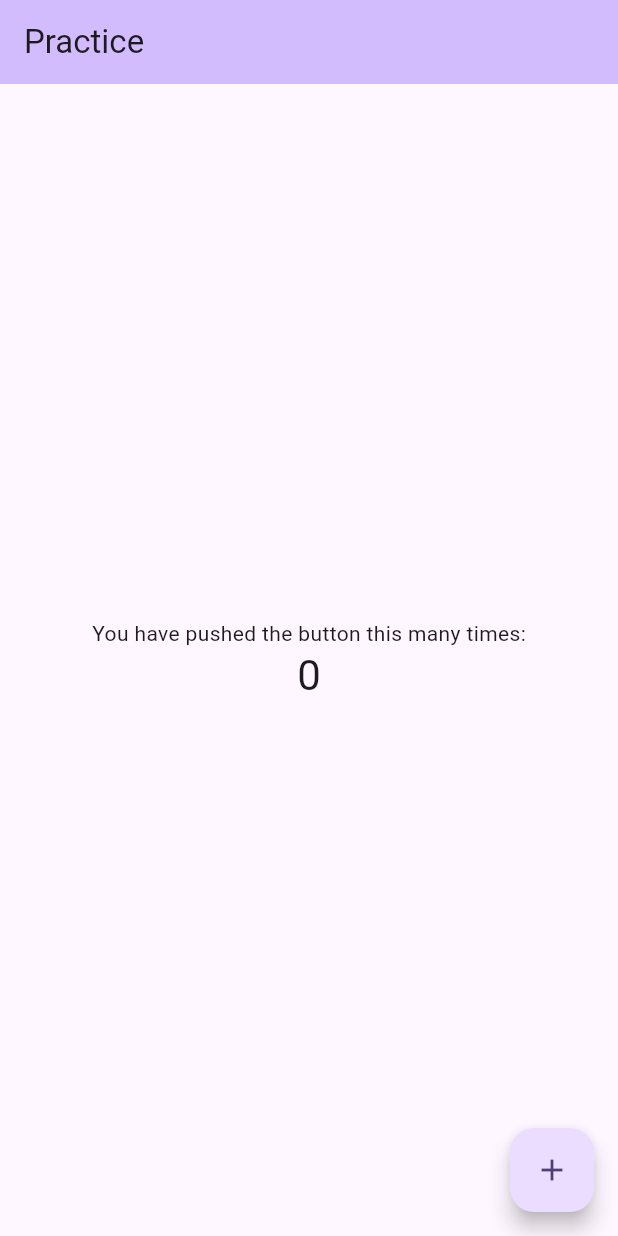
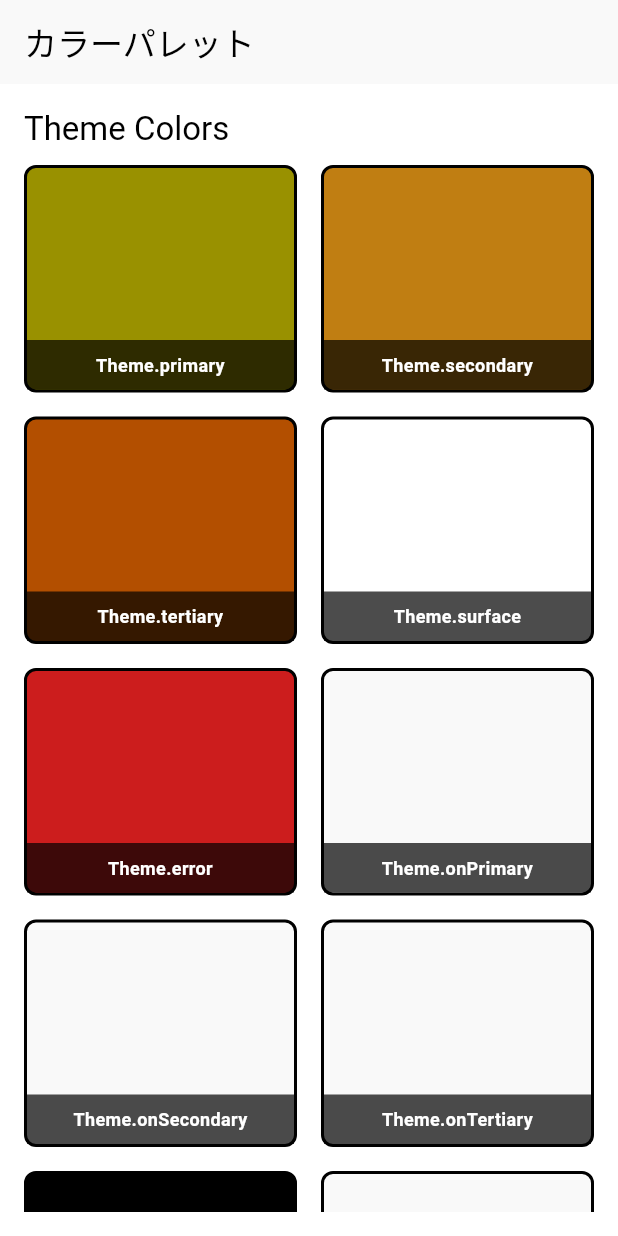
Before and after one commit to naoyamatsunaga/practice, a Flutter app: the screen it shows after launch, on a phone screen of 412 x 824 dp. Run offline on Flutter 3.47's test engine with Material 3 defaults, Android fonts, the phone set to English and light mode, and no system bars.

Commit message:
カラーの定義＆テーマの適用

```diff
--- /dev/null
+++ b/practice/lib/color_palette_page.dart
@@ -0,0 +1,161 @@
+import 'package:flutter/material.dart';
+import 'package:practice/colors.dart';
+
+/// カラーパレットを表示するページ
+class ColorPalettePage extends StatelessWidget {
+  const ColorPalettePage({super.key});
+
+  @override
+  Widget build(BuildContext context) {
+    return Scaffold(
+      appBar: AppBar(
+        backgroundColor: Theme.of(context).colorScheme.inversePrimary,
+        title: const Text('カラーパレット'),
+      ),
+      body: Padding(
+        padding: const EdgeInsets.all(16.0),
+        child: Column(
+          crossAxisAlignment: CrossAxisAlignment.start,
+          children: [
+            Expanded(
+              child: SingleChildScrollView(
+                child: Column(
+                  crossAxisAlignment: CrossAxisAlignment.start,
+                  children: [
+                    // Theme Colors (from ColorScheme)
+                    Text(
+                      'Theme Colors',
+                      style: Theme.of(context).textTheme.titleLarge,
+                    ),
+                    const SizedBox(height: 10),
+                    _buildColorGrid([
+                      {
+                        'color': Theme.of(context).colorScheme.primary,
+                        'name': 'Theme.primary'
+                      },
+                      {
+                        'color': Theme.of(context).colorScheme.secondary,
+                        'name': 'Theme.secondary'
+                      },
+                      {
+                        'color': Theme.of(context).colorScheme.tertiary,
+                        'name': 'Theme.tertiary'
+                      },
+                      {
+                        'color': Theme.of(context).colorScheme.surface,
+                        'name': 'Theme.surface'
+                      },
+                      {
+                        'color': Theme.of(context).colorScheme.error,
+                        'name': 'Theme.error'
+                      },
+                      {
+                        'color': Theme.of(context).colorScheme.onPrimary,
+                        'name': 'Theme.onPrimary'
+                      },
+                      {
+                        'color': Theme.of(context).colorScheme.onSecondary,
+                        'name': 'Theme.onSecondary'
+                      },
+                      {
+                        'color': Theme.of(context).colorScheme.onTertiary,
+                        'name': 'Theme.onTertiary'
+                      },
+                      {
+                        'color': Theme.of(context).colorScheme.onSurface,
+                        'name': 'Theme.onSurface'
+                      },
+                      {
+                        'color': Theme.of(context).colorScheme.onError,
+                        'name': 'Theme.onError'
+                      },
+                    ]),
+                    const SizedBox(height: 10),
+                    Text(
+                      'Custom Theme Colors',
+                      style: Theme.of(context).textTheme.titleLarge,
+                    ),
+                    const SizedBox(height: 10),
+                    _buildColorGrid([
+                      {
+                        'color': Theme.of(context).warning,
+                        'name': 'Theme.warning'
+                      },
+                      {
+                        'color': Theme.of(context).onWarning,
+                        'name': 'Theme.onWarning'
+                      },
+                      {
+                        'color': Theme.of(context).information,
+                        'name': 'Theme.information'
+                      },
+                      {
+                        'color': Theme.of(context).onInformation,
+                        'name': 'Theme.onInformation'
+                      },
+                    ]),
+                  ],
+                ),
+              ),
+            ),
+          ],
+        ),
+      ),
+    );
+  }
+
+  /// 色のグリッドを構築する
+  Widget _buildColorGrid(List<Map<String, dynamic>> colors) {
+    return GridView.builder(
+      shrinkWrap: true,
+      physics: const NeverScrollableScrollPhysics(),
+      gridDelegate: const SliverGridDelegateWithFixedCrossAxisCount(
+        crossAxisCount: 2,
+        crossAxisSpacing: 16,
+        mainAxisSpacing: 16,
+        childAspectRatio: 1.2,
+      ),
+      itemCount: colors.length,
+      itemBuilder: (context, index) {
+        final colorData = colors[index];
+        return _buildColorCard(
+          color: colorData['color'] as Color,
+          name: colorData['name'] as String,
+        );
+      },
+    );
+  }
+
+  /// 個別の色カードを構築する
+  Widget _buildColorCard({required Color color, required String name}) {
+    return Container(
+      decoration: BoxDecoration(
+        color: color,
+        border: Border.all(color: Colors.black, width: 2),
+        borderRadius: BorderRadius.circular(8),
+      ),
+      child: Column(
+        mainAxisAlignment: MainAxisAlignment.end,
+        children: [
+          const Spacer(),
+          Container(
+            width: double.infinity,
+            padding: const EdgeInsets.symmetric(vertical: 8),
+            decoration: BoxDecoration(
+              color: Colors.black.withOpacity(0.7),
+            ),
+            child: Text(
+              name,
+              textAlign: TextAlign.center,
+              style: const TextStyle(
+                color: Colors.white,
+                fontSize: 12,
+                fontWeight: FontWeight.bold,
+              ),
+            ),
+          ),
+        ],
+      ),
+    );
+  }
+}
--- /dev/null
+++ b/practice/lib/colors.dart
@@ -0,0 +1,74 @@
+import 'package:flutter/material.dart';
+
+/// アプリで使用する色の定数を定義するクラス
+class AppColors {
+  // ===== Primary Colors =====
+  static const Color primary = Color(0xFF999100);
+  static const Color onPrimary = Color(0xFFf9f9f9);
+
+  // ===== Secondary Colors =====
+  static const Color secondary = Color(0xFFc07e12);
+  static const Color onSecondary = Color(0xFFf9f9f9);
+
+  // ===== Tertiary Colors =====
+  static const Color tertiary = Color(0xFFb34f00);
+  static const Color onTertiary = Color(0xFFf9f9f9);
+
+  // ===== Error Colors =====
+  static const Color error = Color(0xFFcc1d1d);
+  static const Color onError = Color(0xFFf9f9f9);
+
+  // ===== Warning Colors =====
+  static const Color warning = Color(0xFFbf390c);
+  static const Color onWarning = Color(0xFFf9f9f9);
+
+  // ===== Information Colors =====
+  static const Color information = Color(0xFF1764ff);
+  static const Color onInformation = Color(0xFFf9f9f9);
+}
+
+/// アプリのテーマとカスタム色を統合管理するextension
+extension AppThemeExtension on ColorScheme {
+  // ===== テーマ作成メソッド =====
+  /// ライトテーマを作成
+  static ThemeData createLightTheme() {
+    return ThemeData(
+      colorScheme: const ColorScheme.light(
+        primary: AppColors.primary,
+        secondary: AppColors.secondary,
+        tertiary: AppColors.tertiary,
+        error: AppColors.error,
+        onPrimary: AppColors.onPrimary,
+        onSecondary: AppColors.onSecondary,
+        onTertiary: AppColors.onTertiary,
+        onError: AppColors.onError,
+      ),
+      useMaterial3: true,
+    );
+  }
+
+  /// ダークテーマを作成
+  static ThemeData createDarkTheme() {
+    return ThemeData(
+      colorScheme: const ColorScheme.dark(
+        primary: AppColors.primary,
+        secondary: AppColors.secondary,
+        tertiary: AppColors.tertiary,
+        error: AppColors.error,
+        onPrimary: AppColors.onPrimary,
+        onSecondary: AppColors.onSecondary,
+        onTertiary: AppColors.onTertiary,
+        onError: AppColors.onError,
+      ),
+      useMaterial3: true,
+    );
+  }
+}
+
+/// ThemeDataの拡張でカスタム色にアクセス
+extension CustomThemeData on ThemeData {
+  Color get warning => AppColors.warning;
+  Color get onWarning => AppColors.onWarning;
+  Color get information => AppColors.information;
+  Color get onInformation => AppColors.onInformation;
+}
--- a/practice/lib/main.dart
+++ b/practice/lib/main.dart
@@ -1,4 +1,7 @@
 import 'package:flutter/material.dart';
+
+import 'color_palette_page.dart';
+import 'colors.dart';
 
 void main() {
   runApp(const MyApp());
@@ -11,59 +14,9 @@ class MyApp extends StatelessWidget {
   Widget build(BuildContext context) {
     return MaterialApp(
       title: 'Flutter Practice',
-      theme: ThemeData(
-        colorScheme: ColorScheme.fromSeed(seedColor: Colors.deepPurple),
-        useMaterial3: true,
-      ),
-      home: const MyHomePage(title: 'Practice'),
+      theme: AppThemeExtension.createLightTheme(),
+      darkTheme: AppThemeExtension.createDarkTheme(),
+      home: const ColorPalettePage(),
     );
   }
 }
-
-class MyHomePage extends StatefulWidget {
-  const MyHomePage({super.key, required this.title});
-
-  final String title;
-
-  @override
-  State<MyHomePage> createState() => _MyHomePageState();
-}
-
-class _MyHomePageState extends State<MyHomePage> {
-  int _counter = 0;
-
-  void _incrementCounter() {
-    setState(() {
-      _counter++;
-    });
-  }
-
-  @override
-  Widget build(BuildContext context) {
-    return Scaffold(
-      appBar: AppBar(
-        backgroundColor: Theme.of(context).colorScheme.inversePrimary,
-        title: Text(widget.title),
-      ),
-      body: Center(
-        child: Column(
-          mainAxisAlignment: MainAxisAlignment.center,
-          children: <Widget>[
-            const Text(
-              'You have pushed the button this many times:',
-            ),
-            Text(
-              '$_counter',
-              style: Theme.of(context).textTheme.headlineMedium,
-            ),
-          ],
-        ),
-      ),
-      floatingActionButton: FloatingActionButton(
-        onPressed: _incrementCounter,
-        tooltip: 'Increment',
-        child: const Icon(Icons.add),
-      ),
-    );
-  }
-}
```
